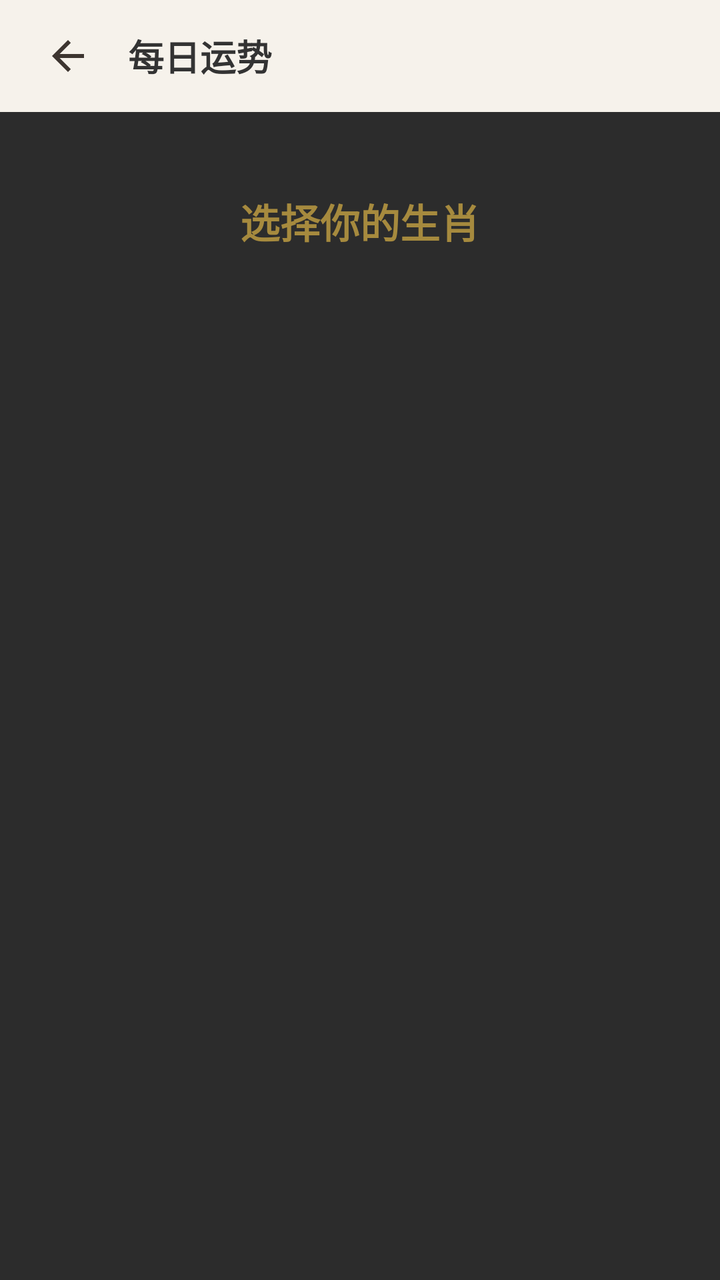
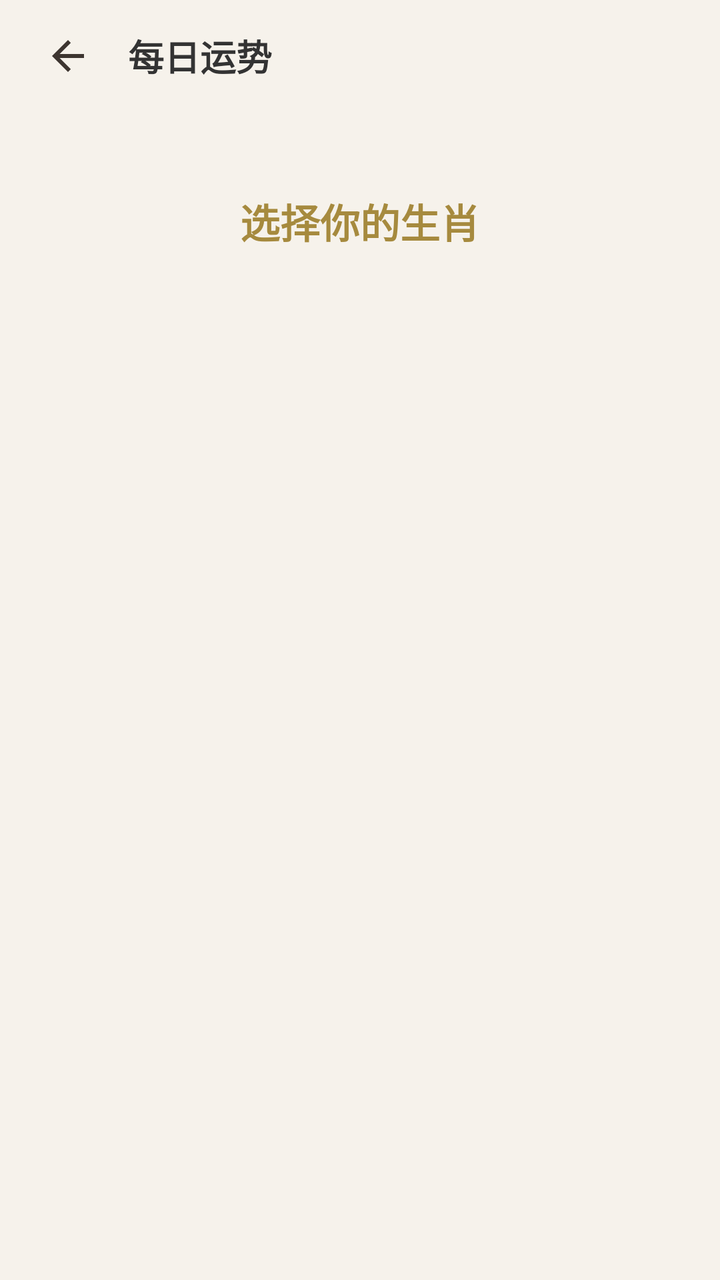

Before-and-after screenshots of an Android layout around one commit, followed by the original layout XML and the change that was made.
<!-- AndroidManifest.xml: application theme Theme.YizhaiYiju -->
<!-- res/layout/activity_fortune.xml -->
<?xml version="1.0" encoding="utf-8"?>
<LinearLayout xmlns:android="http://schemas.android.com/apk/res/android"
    android:orientation="vertical"
    android:background="@color/bg_dark"
    android:layout_width="match_parent"
    android:layout_height="match_parent">
    <LinearLayout
        android:gravity="center_vertical"
        android:background="@color/bg_toolbar"
        android:paddingLeft="16dp"
        android:paddingRight="16dp"
        android:layout_width="match_parent"
        android:layout_height="56dp"
        android:paddingHorizontal="16dp">
        <ImageButton
            android:id="@+id/btn_back"
            android:background="?attr/selectableItemBackgroundBorderless"
            android:layout_width="36dp"
            android:layout_height="36dp"
            android:src="@drawable/ic_back"
            android:contentDescription="返回"/>
        <TextView
            android:textSize="18sp"
            android:textStyle="bold"
            android:textColor="@color/text_primary"
            android:layout_width="0dp"
            android:layout_height="wrap_content"
            android:text="每日运势"
            android:layout_weight="1"
            android:layout_marginStart="12dp"/>
    </LinearLayout>
    <ScrollView
        android:padding="16dp"
        android:layout_width="match_parent"
        android:layout_height="0dp"
        android:layout_weight="1">
        <LinearLayout
            android:gravity="center_horizontal"
            android:orientation="vertical"
            android:layout_width="match_parent"
            android:layout_height="wrap_content">
            <TextView
                android:textSize="20sp"
                android:textStyle="bold"
                android:textColor="@color/gold"
                android:layout_width="wrap_content"
                android:layout_height="wrap_content"
                android:layout_marginTop="24dp"
                android:text="选择你的生肖"/>
            <GridLayout
                android:id="@+id/zodiac_grid"
                android:layout_width="match_parent"
                android:layout_height="wrap_content"
                android:layout_marginTop="24dp"
                android:layout_marginBottom="24dp"
                android:columnCount="4"
                android:alignmentMode="alignMargins"/>
            <LinearLayout
                android:orientation="vertical"
                android:id="@+id/result_container"
                android:background="@drawable/bg_card"
                android:padding="20dp"
                android:visibility="gone"
                android:layout_width="match_parent"
                android:layout_height="wrap_content">
                <TextView
                    android:textSize="22sp"
                    android:textStyle="bold"
                    android:textColor="@color/gold"
                    android:id="@+id/tv_fortune_title"
                    android:layout_width="wrap_content"
                    android:layout_height="wrap_content"/>
                <TextView
                    android:textSize="16sp"
                    android:textColor="@color/text_primary"
                    android:id="@+id/tv_overall"
                    android:layout_width="match_parent"
                    android:layout_height="wrap_content"
                    android:layout_marginTop="16dp"
                    android:lineSpacingMultiplier="1.5"/>
                <LinearLayout
                    android:orientation="horizontal"
                    android:layout_width="match_parent"
                    android:layout_height="wrap_content"
                    android:layout_marginTop="16dp">
                    <TextView
                        android:textColor="@color/text_gray"
                        android:layout_width="0dp"
                        android:layout_height="wrap_content"
                        android:text="财运"
                        android:layout_weight="1"/>
                    <RatingBar
                        android:id="@+id/rating_money"
                        android:layout_width="wrap_content"
                        android:layout_height="wrap_content"
                        android:numStars="5"
                        android:isIndicator="true"
                        style="?android:attr/ratingBarStyleSmall"/>
                </LinearLayout>
                <LinearLayout
                    android:orientation="horizontal"
                    android:layout_width="match_parent"
                    android:layout_height="wrap_content"
                    android:layout_marginTop="8dp">
                    <TextView
                        android:textColor="@color/text_gray"
                        android:layout_width="0dp"
                        android:layout_height="wrap_content"
                        android:text="❤️ 爱情"
                        android:layout_weight="1"/>
                    <RatingBar
                        android:id="@+id/rating_love"
                        android:layout_width="wrap_content"
                        android:layout_height="wrap_content"
                        android:numStars="5"
                        android:isIndicator="true"
                        style="?android:attr/ratingBarStyleSmall"/>
                </LinearLayout>
                <LinearLayout
                    android:orientation="horizontal"
                    android:layout_width="match_parent"
                    android:layout_height="wrap_content"
                    android:layout_marginTop="8dp">
                    <TextView
                        android:textColor="@color/text_gray"
                        android:layout_width="0dp"
                        android:layout_height="wrap_content"
                        android:text="事业"
                        android:layout_weight="1"/>
                    <RatingBar
                        android:id="@+id/rating_career"
                        android:layout_width="wrap_content"
                        android:layout_height="wrap_content"
                        android:numStars="5"
                        android:isIndicator="true"
                        style="?android:attr/ratingBarStyleSmall"/>
                </LinearLayout>
                <TextView
                    android:textSize="14sp"
                    android:textColor="@color/text_gold"
                    android:id="@+id/tv_lucky"
                    android:layout_width="match_parent"
                    android:layout_height="wrap_content"
                    android:layout_marginTop="16dp"/>
            </LinearLayout>
        </LinearLayout>
    </ScrollView>
</LinearLayout>
<!-- resources referenced by this layout -->
<resources>
  <color name="bg_dark">#2c2c2c</color>
  <color name="bg_toolbar">#f6f2eb</color>
  <color name="gold">#a68a3e</color>
  <color name="text_gold">#a68a3e</color>
  <color name="text_gray">#999999</color>
  <color name="text_primary">#333333</color>
  <!-- drawable bg_card (drawable) -->
  <?xml version="1.0" encoding="utf-8"?>
  <shape xmlns:android="http://schemas.android.com/apk/res/android">
      <solid android:color="@color/bg_card"/>
      <corners android:radius="12dp"/>
      <stroke
          android:width="1dp"
          android:color="@color/border_soft"/>
  </shape>
  <!-- drawable ic_back (drawable) -->
  <?xml version="1.0" encoding="utf-8"?>
  <vector xmlns:android="http://schemas.android.com/apk/res/android"
      android:height="24dp"
      android:width="24dp"
      android:viewportWidth="24"
      android:viewportHeight="24">
      <path
          android:fillColor="#3d3530"
          android:pathData="M20,11H7.83L13.42,5.41L12,4L4,12L12,20L13.41,18.59L7.83,13H20V11Z"/>
  </vector>
  <style name="Theme.YizhaiYiju" parent="Theme.MaterialComponents.Light.NoActionBar">
          <item name="colorPrimary">@color/primary</item>
          <item name="colorPrimaryDark">@color/primary</item>
          <item name="colorAccent">@color/accent</item>
          <item name="android:windowBackground">@color/bg_page</item>
          <item name="android:statusBarColor">@color/bg_page</item>
      </style>
  <color name="bg_card">#ffffff</color>
  <color name="border_soft">#e0dbd3</color>
  <color name="primary">#a68a3e</color>
  <color name="accent">#b5452a</color>
  <color name="bg_page">#f6f2eb</color>
</resources>

<!-- the commit's change to res/layout/activity_fortune.xml (unified diff, before → after) -->
@@ -1,7 +1,7 @@
 <?xml version="1.0" encoding="utf-8"?>
 <LinearLayout xmlns:android="http://schemas.android.com/apk/res/android"
     android:orientation="vertical"
-    android:background="@color/bg_dark"
+    android:background="@color/bg_page"
     android:layout_width="match_parent"
     android:layout_height="match_parent">
     <LinearLayout
@@ -106,7 +106,7 @@
                         android:textColor="@color/text_gray"
                         android:layout_width="0dp"
                         android:layout_height="wrap_content"
-                        android:text="❤️ 爱情"
+                        android:text="爱情"
                         android:layout_weight="1"/>
                     <RatingBar
                         android:id="@+id/rating_love"
<!-- resource entries referenced after the edit -->
@@ -1,6 +1,5 @@
 <!-- resources referenced by this layout -->
 <resources>
-  <color name="bg_dark">#2c2c2c</color>
   <color name="bg_toolbar">#f6f2eb</color>
   <color name="gold">#a68a3e</color>
   <color name="text_gold">#a68a3e</color>
